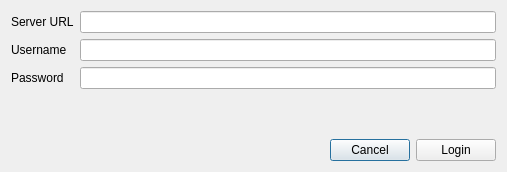
Old version of the form giscube_admin_login_dialog_base.ui in the repository giscube/giscube-admin-qgis-plugin.
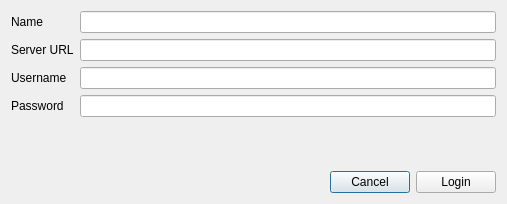
New version of the form. Custom widgets are drawn as their Qt base class.

The edit to the form file:
```diff
--- a/giscube_admin_login_dialog_base.ui
+++ b/giscube_admin_login_dialog_base.ui
@@ -7,7 +7,7 @@
     <x>0</x>
     <y>0</y>
     <width>507</width>
-    <height>172</height>
+    <height>204</height>
    </rect>
   </property>
   <property name="windowTitle">
@@ -16,36 +16,46 @@
   <layout class="QVBoxLayout" name="verticalLayout">
    <item>
     <layout class="QGridLayout" name="login_layout">
-     <item row="1" column="0">
+     <item row="3" column="0">
+      <widget class="QLabel" name="password_label">
+       <property name="text">
+        <string>Password</string>
+       </property>
+      </widget>
+     </item>
+     <item row="2" column="0">
       <widget class="QLabel" name="username_label">
        <property name="text">
         <string>Username</string>
        </property>
       </widget>
      </item>
-     <item row="1" column="1">
-      <widget class="QLineEdit" name="username"/>
-     </item>
-     <item row="2" column="1">
+     <item row="3" column="1">
       <widget class="QgsPasswordLineEdit" name="password"/>
      </item>
-     <item row="2" column="0">
-      <widget class="QLabel" name="password_label">
-       <property name="text">
-        <string>Password</string>
-       </property>
-      </widget>
-     </item>
-     <item row="0" column="0">
+     <item row="1" column="0">
       <widget class="QLabel" name="url_label">
        <property name="text">
         <string>Server URL</string>
        </property>
       </widget>
      </item>
-     <item row="0" column="1">
+     <item row="2" column="1">
+      <widget class="QLineEdit" name="username"/>
+     </item>
+     <item row="1" column="1">
       <widget class="QLineEdit" name="url"/>
      </item>
+     <item row="0" column="0">
+      <widget class="QLabel" name="name_label">
+       <property name="text">
+        <string>Name</string>
+       </property>
+      </widget>
+     </item>
+     <item row="0" column="1">
+      <widget class="QLineEdit" name="name"/>
+     </item>
     </layout>
    </item>
    <item>
```
Left out of the diff: 33 changed lines with no effect on the pictures.
